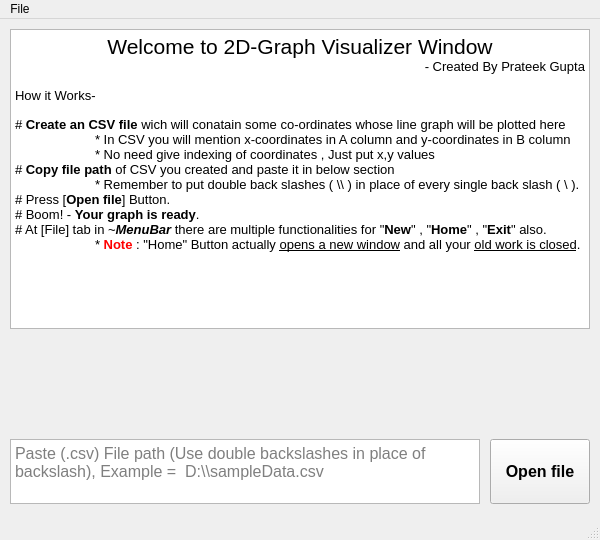
First picture: the form in mainwindow.ui, repository Prateekphi/2D_Graph_Visualizer, before the edit.
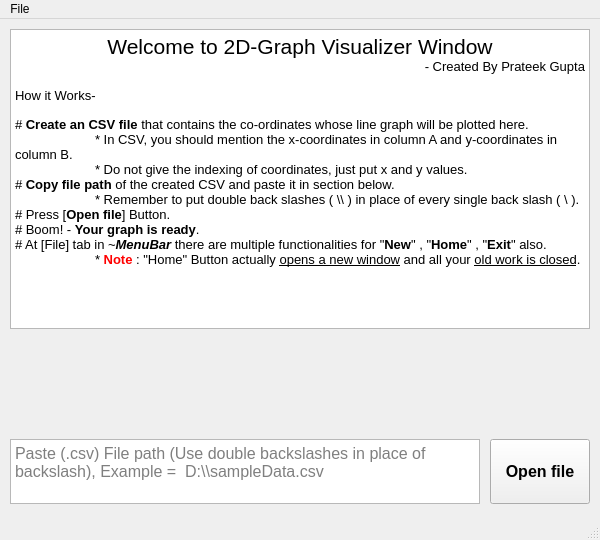
Second picture: the form after the edit.

The edit to the form file:
```diff
--- a/mainwindow.ui
+++ b/mainwindow.ui
@@ -128,10 +128,10 @@
 &lt;p style=&quot;-qt-paragraph-type:empty; margin-top:0px; margin-bottom:0px; margin-left:0px; margin-right:0px; -qt-block-indent:0; text-indent:0px;&quot;&gt;&lt;br /&gt;&lt;/p&gt;
 &lt;p style=&quot; margin-top:0px; margin-bottom:0px; margin-left:0px; margin-right:0px; -qt-block-indent:0; text-indent:0px;&quot;&gt;&lt;span style=&quot; font-size:10pt;&quot;&gt;How it Works-&lt;/span&gt;&lt;/p&gt;
 &lt;p style=&quot;-qt-paragraph-type:empty; margin-top:0px; margin-bottom:0px; margin-left:0px; margin-right:0px; -qt-block-indent:0; text-indent:0px;&quot;&gt;&lt;br /&gt;&lt;/p&gt;
-&lt;p style=&quot; margin-top:0px; margin-bottom:0px; margin-left:0px; margin-right:0px; -qt-block-indent:0; text-indent:0px;&quot;&gt;&lt;span style=&quot; font-size:10pt;&quot;&gt;# &lt;/span&gt;&lt;span style=&quot; font-size:10pt; font-weight:700;&quot;&gt;Create an CSV file&lt;/span&gt;&lt;span style=&quot; font-size:10pt;&quot;&gt; wich will conatain some co-ordinates whose line graph will be plotted here&lt;/span&gt;&lt;/p&gt;
-&lt;p style=&quot; margin-top:0px; margin-bottom:0px; margin-left:0px; margin-right:0px; -qt-block-indent:0; text-indent:0px;&quot;&gt;&lt;span style=&quot; font-size:10pt;&quot;&gt;	* In CSV you will mention x-coordinates in A column and y-coordinates in B column&lt;/span&gt;&lt;/p&gt;
-&lt;p style=&quot; margin-top:0px; margin-bottom:0px; margin-left:0px; margin-right:0px; -qt-block-indent:0; text-indent:0px;&quot;&gt;&lt;span style=&quot; font-size:10pt;&quot;&gt;	* No need give indexing of coordinates , Just put x,y values&lt;/span&gt;&lt;/p&gt;
-&lt;p style=&quot; margin-top:0px; margin-bottom:0px; margin-left:0px; margin-right:0px; -qt-block-indent:0; text-indent:0px;&quot;&gt;&lt;span style=&quot; font-size:10pt;&quot;&gt;# &lt;/span&gt;&lt;span style=&quot; font-size:10pt; font-weight:700;&quot;&gt;Copy file path &lt;/span&gt;&lt;span style=&quot; font-size:10pt;&quot;&gt;of CSV you created and paste it in below section&lt;/span&gt;&lt;/p&gt;
+&lt;p style=&quot; margin-top:0px; margin-bottom:0px; margin-left:0px; margin-right:0px; -qt-block-indent:0; text-indent:0px;&quot;&gt;&lt;span style=&quot; font-size:10pt;&quot;&gt;# &lt;/span&gt;&lt;span style=&quot; font-size:10pt; font-weight:700;&quot;&gt;Create an CSV file&lt;/span&gt;&lt;span style=&quot; font-size:10pt;&quot;&gt; that contains the co-ordinates whose line graph will be plotted here.&lt;/span&gt;&lt;/p&gt;
+&lt;p style=&quot; margin-top:0px; margin-bottom:0px; margin-left:0px; margin-right:0px; -qt-block-indent:0; text-indent:0px;&quot;&gt;&lt;span style=&quot; font-size:10pt;&quot;&gt;	* In CSV, you should mention the x-coordinates in column A and y-coordinates in column B.&lt;/span&gt;&lt;/p&gt;
+&lt;p style=&quot; margin-top:0px; margin-bottom:0px; margin-left:0px; margin-right:0px; -qt-block-indent:0; text-indent:0px;&quot;&gt;&lt;span style=&quot; font-size:10pt;&quot;&gt;	* Do not give the indexing of coordinates, just put x and y values.&lt;/span&gt;&lt;/p&gt;
+&lt;p style=&quot; margin-top:0px; margin-bottom:0px; margin-left:0px; margin-right:0px; -qt-block-indent:0; text-indent:0px;&quot;&gt;&lt;span style=&quot; font-size:10pt;&quot;&gt;# &lt;/span&gt;&lt;span style=&quot; font-size:10pt; font-weight:700;&quot;&gt;Copy file path &lt;/span&gt;&lt;span style=&quot; font-size:10pt;&quot;&gt;of the created CSV and paste it in section below.&lt;/span&gt;&lt;/p&gt;
 &lt;p style=&quot; margin-top:0px; margin-bottom:0px; margin-left:0px; margin-right:0px; -qt-block-indent:0; text-indent:0px;&quot;&gt;&lt;span style=&quot; font-size:10pt;&quot;&gt;	* Remember to put double back slashes ( \\ ) in place of every single back slash ( \ ).&lt;/span&gt;&lt;/p&gt;
 &lt;p style=&quot; margin-top:0px; margin-bottom:0px; margin-left:0px; margin-right:0px; -qt-block-indent:0; text-indent:0px;&quot;&gt;&lt;span style=&quot; font-size:10pt;&quot;&gt;# Press [&lt;/span&gt;&lt;span style=&quot; font-size:10pt; font-weight:700;&quot;&gt;Open file&lt;/span&gt;&lt;span style=&quot; font-size:10pt;&quot;&gt;] Button.&lt;/span&gt;&lt;/p&gt;
 &lt;p style=&quot; margin-top:0px; margin-bottom:0px; margin-left:0px; margin-right:0px; -qt-block-indent:0; text-indent:0px;&quot;&gt;&lt;span style=&quot; font-size:10pt;&quot;&gt;# Boom! - &lt;/span&gt;&lt;span style=&quot; font-size:10pt; font-weight:700;&quot;&gt;Your graph is ready&lt;/span&gt;&lt;span style=&quot; font-size:10pt;&quot;&gt;.&lt;/span&gt;&lt;/p&gt;
```
